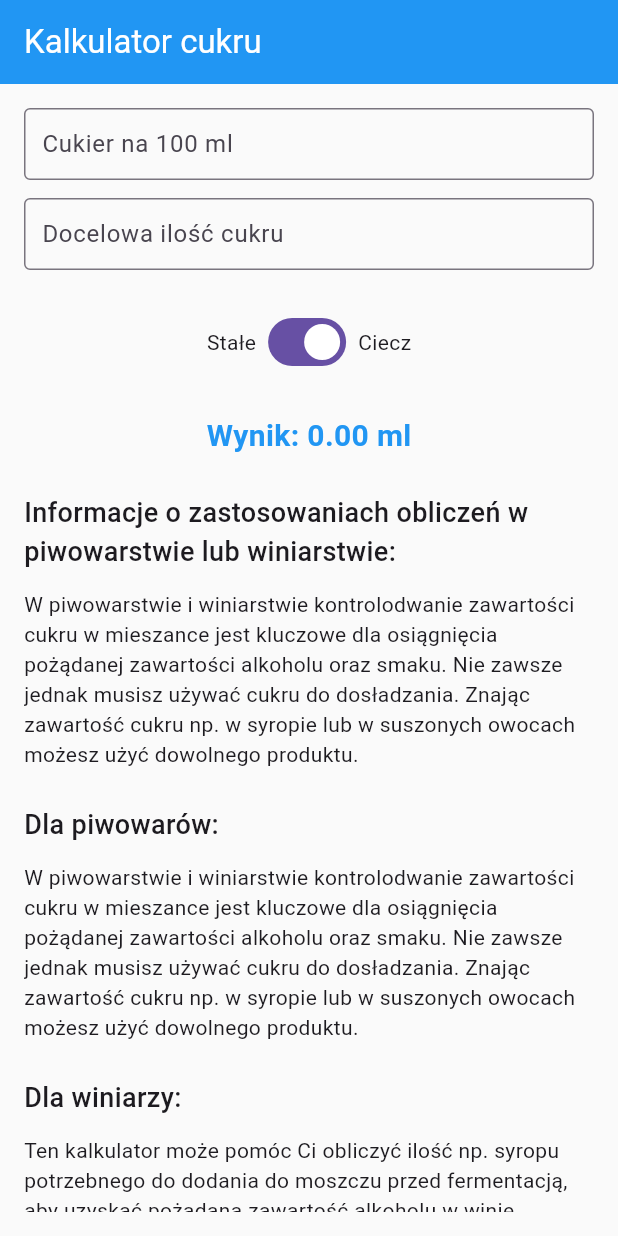
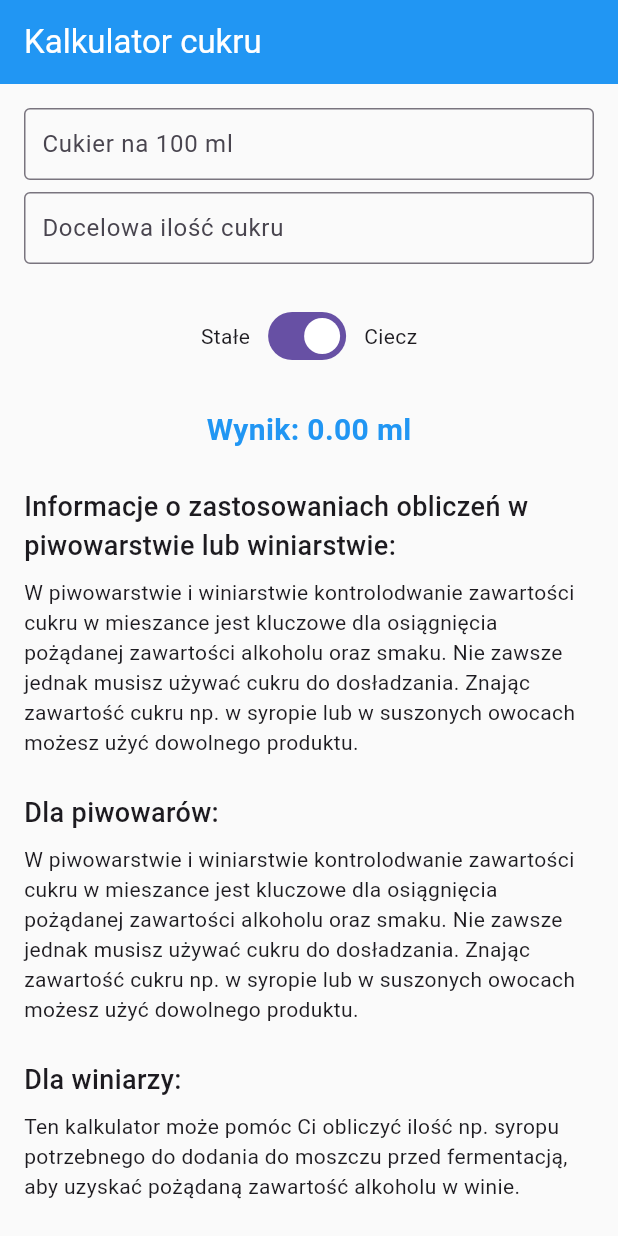
Before and after one commit to WezSieTato/BoolBrewLator, a Flutter app: the screen it shows after launch, on a phone screen of 412 x 824 dp. Run offline on Flutter 3.47's test engine with Material 3 defaults, Android fonts, the phone set to English and light mode, and no system bars; our stand-ins replace equatable, flutter_bloc; generated files the repository leaves out were written again.

Commit message:
refactor: simpler interface

```diff
--- a/lib/design_system/border_radius.dart
+++ b/lib/design_system/border_radius.dart
@@ -1,25 +1,7 @@
 class AppBorderRadius {
   AppBorderRadius._();
 
-  // Base radius unit (4px)
-  static const double _baseUnit = 4.0;
-
-  // Border radius values
-  static const double none = 0.0;
-  static const double xs = _baseUnit * 0.5; // 2px
-  static const double sm = _baseUnit; // 4px
-  static const double md = _baseUnit * 1.5; // 6px
-  static const double lg = _baseUnit * 2; // 8px
-  static const double xl = _baseUnit * 3; // 12px
-  static const double xxl = _baseUnit * 4; // 16px
-  static const double xxxl = _baseUnit * 6; // 24px
-  static const double full = 9999.0; // Fully rounded
-
-  // Specific border radius for common use cases
-  static const double button = md; // 6px
-  static const double card = lg; // 8px
-  static const double input = sm; // 4px
-  static const double chip = full; // Fully rounded
-  static const double avatar = full; // Fully rounded
-  static const double modal = xl; // 12px
+  // Tylko wartości rzeczywiście używane w aplikacji
+  static const double input = 4.0;
+  static const double button = 6.0;
 }
--- a/lib/design_system/colors.dart
+++ b/lib/design_system/colors.dart
@@ -3,39 +3,7 @@ import 'package:flutter/material.dart';
 class AppColors {
   AppColors._();
 
-  // Primary colors
-  static const Color primary = Color(0xFF2196F3); // Blue
-  static const Color primaryLight = Color(0xFF64B5F6);
-  static const Color primaryDark = Color(0xFF1976D2);
-
-  // Secondary colors
-  static const Color secondary = Color(0xFF4CAF50); // Green
-  static const Color secondaryLight = Color(0xFF81C784);
-  static const Color secondaryDark = Color(0xFF388E3C);
-
-  // Neutral colors
+  static const Color primary = Color(0xFF2196F3);
   static const Color background = Color(0xFFFAFAFA);
   static const Color surface = Color(0xFFFFFFFF);
-  static const Color card = Color(0xFFFFFFFF);
-
-  // Text colors
-  static const Color textPrimary = Color(0xFF212121);
-  static const Color textSecondary = Color(0xFF757575);
-  static const Color textHint = Color(0xFFBDBDBD);
-  static const Color textDisabled = Color(0xFFE0E0E0);
-
-  // Status colors
-  static const Color success = Color(0xFF4CAF50);
-  static const Color warning = Color(0xFFFF9800);
-  static const Color error = Color(0xFFF44336);
-  static const Color info = Color(0xFF2196F3);
-
-  // Border colors
-  static const Color border = Color(0xFFE0E0E0);
-  static const Color borderLight = Color(0xFFF5F5F5);
-  static const Color borderDark = Color(0xFFBDBDBD);
-
-  // Shadow colors
-  static const Color shadow = Color(0x1A000000);
-  static const Color shadowLight = Color(0x0A000000);
 }
--- a/lib/design_system/design_system.dart
+++ b/lib/design_system/design_system.dart
@@ -2,4 +2,3 @@ export 'spacing.dart';
 export 'colors.dart';
 export 'typography.dart';
 export 'border_radius.dart';
-export 'shadows.dart';
--- a/lib/design_system/spacing.dart
+++ b/lib/design_system/spacing.dart
@@ -1,24 +1,7 @@
 class Spacing {
   Spacing._();
 
-  // Base spacing unit (8px)
-  static const double _baseUnit = 8.0;
-
-  // Extra small spacing
-  static const double xs = _baseUnit * 0.5; // 4px
-  static const double sm = _baseUnit; // 8px
-  static const double md = _baseUnit * 1.5; // 12px
-  static const double lg = _baseUnit * 2; // 16px
-  static const double xl = _baseUnit * 3; // 24px
-  static const double xxl = _baseUnit * 4; // 32px
-  static const double xxxl = _baseUnit * 6; // 48px
-
-  // Specific spacing for common use cases
-  static const double screenPadding = lg; // 16px
-  static const double cardPadding = md; // 12px
-  static const double buttonPadding = sm; // 8px
-  static const double inputPadding = sm; // 8px
-  static const double sectionSpacing = xl; // 24px
-  static const double itemSpacing = md; // 12px
-  static const double iconSpacing = xs; // 4px
+  static const double small = 8.0;
+  static const double medium = 16.0;
+  static const double large = 24.0;
 }
--- a/lib/design_system/typography.dart
+++ b/lib/design_system/typography.dart
@@ -37,15 +37,13 @@ class AppTypography {
   );
 
   static const TextStyle heading2 = TextStyle(
-    fontSize: fontSizeXxl,
-    fontWeight: semiBold,
-    fontFamily: fontFamily,
+    fontSize: 20.0,
+    fontWeight: FontWeight.w600,
   );
 
   static const TextStyle heading3 = TextStyle(
-    fontSize: fontSizeXl,
-    fontWeight: medium,
-    fontFamily: fontFamily,
+    fontSize: 18.0,
+    fontWeight: FontWeight.w500,
   );
 
   static const TextStyle bodyLarge = TextStyle(
@@ -55,9 +53,8 @@ class AppTypography {
   );
 
   static const TextStyle bodyMedium = TextStyle(
-    fontSize: fontSizeMd,
-    fontWeight: regular,
-    fontFamily: fontFamily,
+    fontSize: 14.0,
+    fontWeight: FontWeight.w400,
   );
 
   static const TextStyle bodySmall = TextStyle(
--- a/lib/main.dart
+++ b/lib/main.dart
@@ -33,15 +33,15 @@ class MyApp extends StatelessWidget {
             border: OutlineInputBorder(
               borderRadius: BorderRadius.circular(AppBorderRadius.input),
             ),
-            contentPadding: EdgeInsets.all(Spacing.inputPadding),
+            contentPadding: EdgeInsets.all(Spacing.small),
           ),
           elevatedButtonTheme: ElevatedButtonThemeData(
             style: ElevatedButton.styleFrom(
               backgroundColor: AppColors.primary,
               foregroundColor: AppColors.surface,
               padding: EdgeInsets.symmetric(
-                horizontal: Spacing.buttonPadding * 2,
-                vertical: Spacing.buttonPadding,
+                horizontal: Spacing.medium,
+                vertical: Spacing.small,
               ),
               shape: RoundedRectangleBorder(
                 borderRadius: BorderRadius.circular(AppBorderRadius.button),
--- a/lib/sugar_calculator/sugar_calculator_info_view.dart
+++ b/lib/sugar_calculator/sugar_calculator_info_view.dart
@@ -15,27 +15,27 @@ class SugarCalculatorInfo extends StatelessWidget {
             translations.title,
             style: AppTypography.heading3,
           ),
-          SizedBox(height: Spacing.itemSpacing),
+          SizedBox(height: Spacing.small),
           Text(
             translations.description,
             style: AppTypography.bodyMedium,
           ),
-          SizedBox(height: Spacing.sectionSpacing),
+          SizedBox(height: Spacing.large),
           Text(
             translations.brewers.title,
             style: AppTypography.heading3,
           ),
-          SizedBox(height: Spacing.itemSpacing),
+          SizedBox(height: Spacing.small),
           Text(
             translations.description,
             style: AppTypography.bodyMedium,
           ),
-          SizedBox(height: Spacing.sectionSpacing),
+          SizedBox(height: Spacing.large),
           Text(
             translations.winemakers.title,
             style: AppTypography.heading3,
           ),
-          SizedBox(height: Spacing.itemSpacing),
+          SizedBox(height: Spacing.small),
           Text(
             translations.winemakers.description,
             style: AppTypography.bodyMedium,
--- a/lib/sugar_calculator/sugar_calculator_screen.dart
+++ b/lib/sugar_calculator/sugar_calculator_screen.dart
@@ -59,7 +59,7 @@ class SugarCalculatorScreenState extends State<SugarCalculatorScreen> {
         title: Text(context.t.app.title),
       ),
       body: Padding(
-        padding: EdgeInsets.all(Spacing.screenPadding),
+        padding: EdgeInsets.all(Spacing.medium),
         child: BlocBuilder<SugarCalculatorBloc, SugarCalculatorState>(
           bloc: sugarCalculatorBloc,
           builder: (context, state) {
@@ -73,25 +73,25 @@ class SugarCalculatorScreenState extends State<SugarCalculatorScreen> {
                   keyboardType: TextInputType.number,
                   decoration: InputDecoration(
                     labelText: translations.sugar_per_100(unit: unit),
-                    contentPadding: EdgeInsets.all(Spacing.inputPadding),
+                    contentPadding: EdgeInsets.all(Spacing.small),
                     border: OutlineInputBorder(
                       borderRadius: BorderRadius.circular(AppBorderRadius.input),
                     ),
                   ),
                 ),
-                SizedBox(height: Spacing.itemSpacing),
+                SizedBox(height: Spacing.small),
                 TextField(
                   controller: targetSugarController,
                   keyboardType: TextInputType.number,
                   decoration: InputDecoration(
                     labelText: translations.target_sugar_amount,
-                    contentPadding: EdgeInsets.all(Spacing.inputPadding),
+                    contentPadding: EdgeInsets.all(Spacing.small),
                     border: OutlineInputBorder(
                       borderRadius: BorderRadius.circular(AppBorderRadius.input),
                     ),
                   ),
                 ),
-                SizedBox(height: Spacing.sectionSpacing),
+                SizedBox(height: Spacing.large),
                 Row(
                   mainAxisAlignment: MainAxisAlignment.center,
                   children: [
@@ -99,19 +99,19 @@ class SugarCalculatorScreenState extends State<SugarCalculatorScreen> {
                       translations.solid,
                       style: AppTypography.bodyMedium,
                     ),
-                    SizedBox(width: Spacing.iconSpacing),
+                    SizedBox(width: Spacing.small),
                     Switch(
                       value: state.isLiquid,
                       onChanged: toggleUnit,
                     ),
-                    SizedBox(width: Spacing.iconSpacing),
+                    SizedBox(width: Spacing.small),
                     Text(
                       translations.liquid,
                       style: AppTypography.bodyMedium,
                     ),
                   ],
                 ),
-                SizedBox(height: Spacing.sectionSpacing),
+                SizedBox(height: Spacing.large),
                 Text(
                   translations.result(
                     value: state.result.toStringAsFixed(2),
@@ -121,7 +121,7 @@ class SugarCalculatorScreenState extends State<SugarCalculatorScreen> {
                     color: AppColors.primary,
                   ),
                 ),
-                SizedBox(height: Spacing.sectionSpacing),
+                SizedBox(height: Spacing.large),
                 const SugarCalculatorInfo(),
               ],
             );
```
Also changed, not shown: lib/design_system/shadows.dart (deleted, +0 -76 lines).
